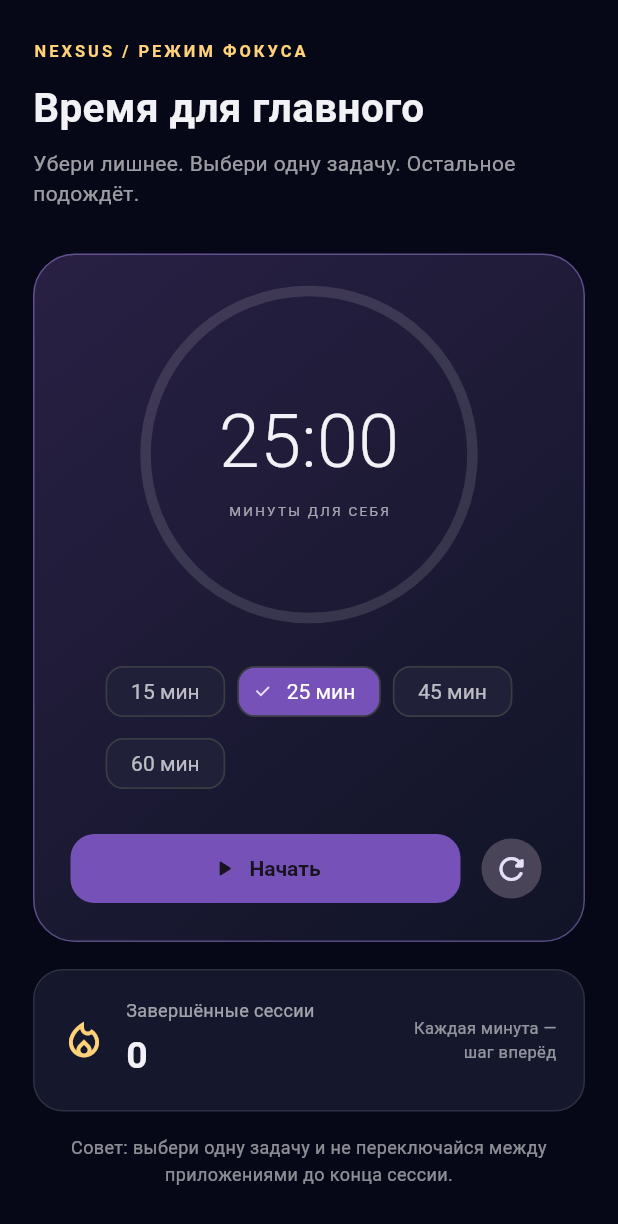
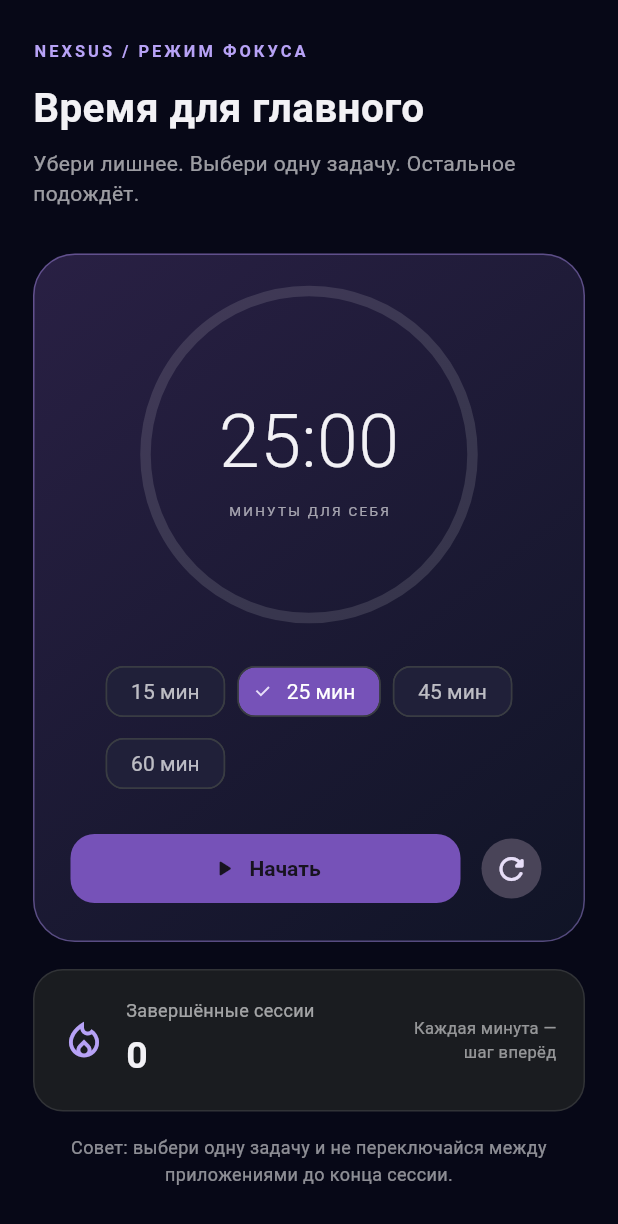
Before and after one commit to ddisa8679-sys/NEXSUS, a Flutter app: the FocusScreen widget shown alone on an empty page, opened directly, on a phone screen of 412 x 824 dp. Shown: the top 1224 px of the screen. Run offline on Flutter 3.47's test engine with Material 3 defaults, Android fonts, the phone set to English and light mode, and no system bars; our stand-ins replace firebase_auth, firebase_core, flutter_local_notifications, flutter_timezone, flutter_tts, shared_preferences and 2 more; missing offline and left inert: llama_flutter_android; accounts and stored records are empty; network calls fail.

Commit message:
Unify screen surfaces and accents for minimal UI

```diff
--- a/lib/focus_screen.dart
+++ b/lib/focus_screen.dart
@@ -97,7 +97,7 @@ class _FocusScreenState extends State<FocusScreen> with WidgetsBindingObserver {
 
   @override
   Widget build(BuildContext context) => ListView(padding: const EdgeInsets.fromLTRB(22, 26, 22, 32), children: [
-    Text(AppText.tx('NEXSUS / РЕЖИМ ФОКУСА', 'NEXSUS / FOCUS MODE'), style: TextStyle(color: Color(0xFFFFD27A), fontSize: 11, letterSpacing: 2, fontWeight: FontWeight.bold)),
+    Text(AppText.tx('NEXSUS / РЕЖИМ ФОКУСА', 'NEXSUS / FOCUS MODE'), style: TextStyle(color: Color(0xFFB7A2F6), fontSize: 11, letterSpacing: 2, fontWeight: FontWeight.bold)),
     const SizedBox(height: 10),
     Text(AppText.tx('Время для главного', 'Time for what matters'), style: TextStyle(fontSize: 27, fontWeight: FontWeight.bold)),
     const SizedBox(height: 8),
@@ -109,7 +109,7 @@ class _FocusScreenState extends State<FocusScreen> with WidgetsBindingObserver {
       border: Border.all(color: const Color(0x66B99AFF))),
       child: Column(children: [
         SizedBox(width: 218, height: 218, child: Stack(alignment: Alignment.center, children: [
-          SizedBox.expand(child: CircularProgressIndicator(value: _progress, strokeWidth: 7, backgroundColor: Colors.white12, color: const Color(0xFFFFD27A), strokeCap: StrokeCap.round)),
+          SizedBox.expand(child: CircularProgressIndicator(value: _progress, strokeWidth: 7, backgroundColor: Colors.white12, color: const Color(0xFFB7A2F6), strokeCap: StrokeCap.round)),
           Column(mainAxisSize: MainAxisSize.min, children: [
             Text(_clock, style: const TextStyle(fontSize: 49, fontWeight: FontWeight.w300, fontFeatures: [FontFeature.tabularFigures()])),
             const SizedBox(height: 5),
@@ -127,8 +127,8 @@ class _FocusScreenState extends State<FocusScreen> with WidgetsBindingObserver {
       ]),
     ),
     const SizedBox(height: 18),
-    Container(padding: const EdgeInsets.all(18), decoration: BoxDecoration(color: const Color(0xFF15182C), borderRadius: BorderRadius.circular(20), border: Border.all(color: Colors.white10)), child: Row(children: [
-      const Icon(Icons.local_fire_department_outlined, color: Color(0xFFFFD27A), size: 30),
+    Container(padding: const EdgeInsets.all(18), decoration: BoxDecoration(color: const Color(0xFF1A1C20), borderRadius: BorderRadius.circular(20), border: Border.all(color: Colors.white10)), child: Row(children: [
+      const Icon(Icons.local_fire_department_outlined, color: Color(0xFFB7A2F6), size: 30),
       const SizedBox(width: 13),
       Expanded(child: Column(crossAxisAlignment: CrossAxisAlignment.start, children: [
         Text(AppText.tx('Завершённые сессии', 'Completed sessions'), style: TextStyle(color: Colors.white60, fontSize: 12)),
```
